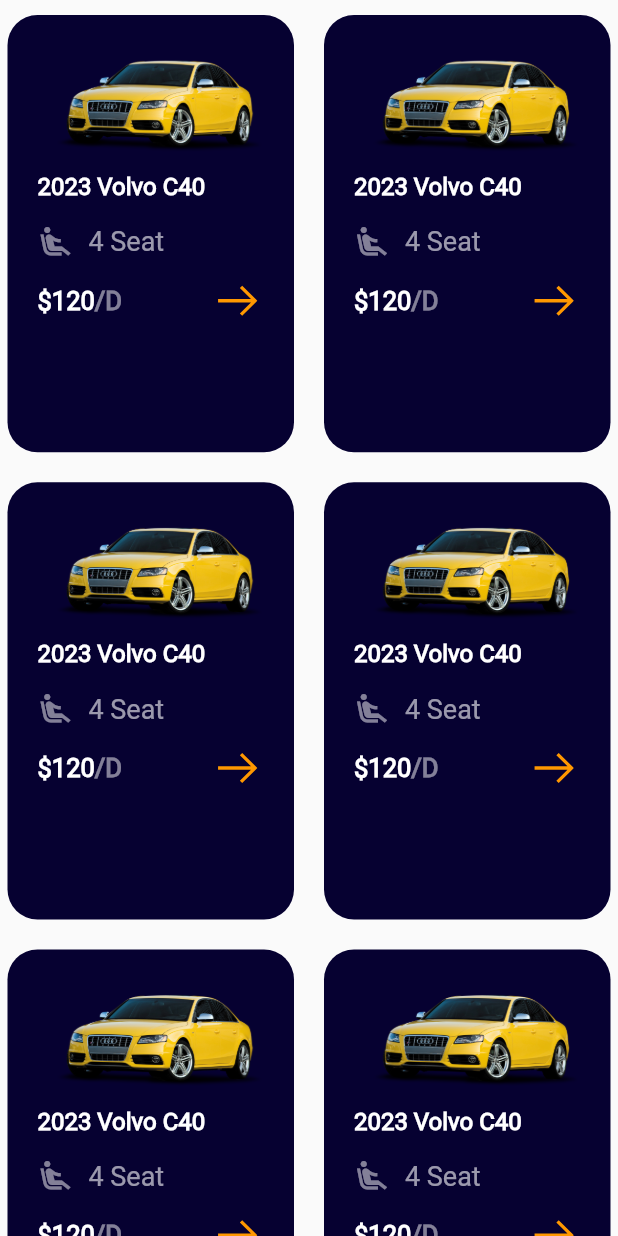
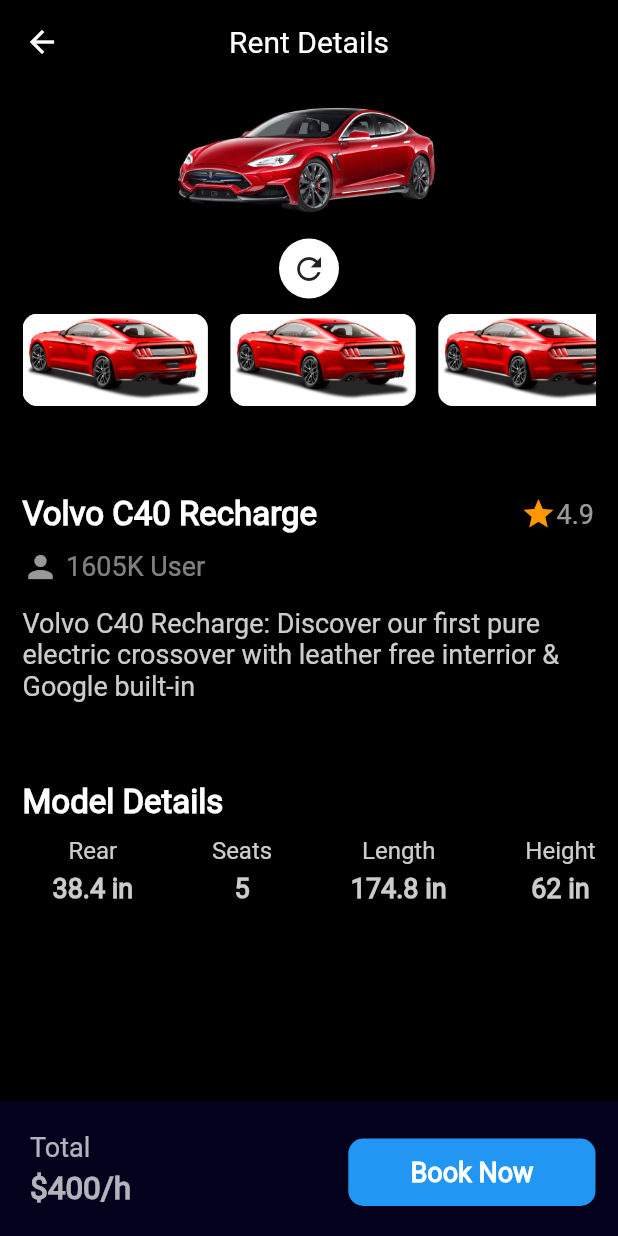
Before and after one commit to KerryMwai/automotiveapp, a Flutter app: the RentPage widget shown alone on an empty page, opened directly, after a tap on an icon or button, on a phone screen of 412 x 824 dp. Run offline on Flutter 3.47's test engine with Material 2 defaults, Android fonts, the light colour scheme and no system bars; our stand-ins replace line_icons.

Commit message:
Added rent detail page

```diff
--- /dev/null
+++ b/lib/pages/rent_detail_page.dart
@@ -0,0 +1,296 @@
+import 'package:automotiveapp/constants/colors.dart';
+import 'package:flutter/material.dart';
+
+class RentDetailPage extends StatefulWidget {
+  const RentDetailPage({super.key});
+
+  @override
+  State<RentDetailPage> createState() => _RentDetailPageState();
+}
+
+class _RentDetailPageState extends State<RentDetailPage> {
+  @override
+  Widget build(BuildContext context) {
+    Size size = MediaQuery.of(context).size;
+    return Scaffold(
+      backgroundColor: black,
+      appBar: AppBar(
+        backgroundColor: black,
+        elevation: 0.0,
+        title: const Text(
+          "Rent Details",
+          style: TextStyle(color: white),
+        ),
+        centerTitle: true,
+      ),
+      body: Container(
+        margin: const EdgeInsets.only(left: 15, right: 15),
+        child: SingleChildScrollView(
+          child: Column(
+            crossAxisAlignment: CrossAxisAlignment.start,
+            children: [
+              SizedBox(
+                height: size.height * 0.32,
+                width: size.width,
+                child: Column(children: [
+                  Container(
+                    width: size.width * 0.45,
+                    height: size.width * 0.25,
+                    decoration: BoxDecoration(
+                        borderRadius: BorderRadius.circular(10),
+                        image: const DecorationImage(
+                            image: AssetImage("assets/images/car40.png"))),
+                  ),
+                  Container(
+                    width: 40,
+                    height: 40,
+                    decoration: const BoxDecoration(
+                        color: white, shape: BoxShape.circle),
+                    child: const Center(child: Icon(Icons.refresh)),
+                  ),
+                  const SizedBox(
+                    height: 10,
+                  ),
+                  SingleChildScrollView(
+                    scrollDirection: Axis.horizontal,
+                    child: Row(
+                      children: List.generate(10, (index) {
+                        return Container(
+                          margin: const EdgeInsets.only(right: 15.0),
+                          width: size.width * 0.3,
+                          height: size.width * 0.15,
+                          decoration: BoxDecoration(
+                              color: white,
+                              borderRadius: BorderRadius.circular(10),
+                              image: const DecorationImage(
+                                  image:
+                                      AssetImage("assets/images/car21.png"))),
+                        );
+                      }),
+                    ),
+                  )
+                ]),
+              ),
+              const SizedBox(
+                height: 10,
+              ),
+              Row(
+                mainAxisAlignment: MainAxisAlignment.spaceBetween,
+                children: [
+                  const Text(
+                    "Volvo C40 Recharge",
+                    style: TextStyle(
+                        color: white,
+                        fontSize: 22,
+                        fontWeight: FontWeight.w600,
+                        fontFamily: "Roboto"),
+                  ),
+                  SizedBox(
+                    width: 50,
+                    child: Row(
+                      children: [
+                        const Icon(
+                          Icons.star,
+                          color: orange,
+                        ),
+                        Text(
+                          "4.9",
+                          style: TextStyle(
+                              color: white.withOpacity(0.6), fontSize: 18),
+                        )
+                      ],
+                    ),
+                  )
+                ],
+              ),
+              const SizedBox(
+                height: 10,
+              ),
+              Row(
+                children: [
+                  Icon(
+                    Icons.person,
+                    color: white.withOpacity(0.6),
+                  ),
+                  const SizedBox(
+                    width: 5,
+                  ),
+                  Text(
+                    "1605K User",
+                    style:
+                        TextStyle(color: white.withOpacity(0.5), fontSize: 18),
+                  )
+                ],
+              ),
+              const SizedBox(
+                height: 15,
+              ),
+              SizedBox(
+                height: size.height * 0.13,
+                child: Text(
+                  "Volvo C40 Recharge: Discover our first pure electric crossover with leather free interrior & Google built-in",
+                  style: TextStyle(fontSize: 18, color: white.withOpacity(0.8)),
+                ),
+              ),
+              const SizedBox(
+                height: 10,
+              ),
+              const Text(
+                "Model Details",
+                style: TextStyle(
+                    color: white,
+                    fontSize: 22,
+                    fontWeight: FontWeight.w600,
+                    fontFamily: "Roboto"),
+              ),
+              const SizedBox(
+                height: 10,
+              ),
+              Container(
+                margin: const EdgeInsets.only(left: 20),
+                child: Row(
+                  mainAxisAlignment: MainAxisAlignment.spaceBetween,
+                  children: [
+                    Column(
+                      children: [
+                        Text(
+                          "Rear",
+                          style: TextStyle(
+                            color: white.withOpacity(0.8),
+                            fontSize: 16,
+                          ),
+                        ),
+                        const SizedBox(
+                          height: 5,
+                        ),
+                        Text(
+                          "38.4 in",
+                          style: TextStyle(
+                              color: white.withOpacity(0.8),
+                              fontSize: 18,
+                              fontWeight: FontWeight.w600),
+                        ),
+                      ],
+                    ),
+                    Column(
+                      children: [
+                        Text(
+                          "Seats",
+                          style: TextStyle(
+                            color: white.withOpacity(0.8),
+                            fontSize: 16,
+                          ),
+                        ),
+                        const SizedBox(
+                          height: 5,
+                        ),
+                        Text(
+                          "5",
+                          style: TextStyle(
+                              color: white.withOpacity(0.8),
+                              fontSize: 18,
+                              fontWeight: FontWeight.w600),
+                        ),
+                      ],
+                    ),
+                    Column(
+                      children: [
+                        Text(
+                          "Length",
+                          style: TextStyle(
+                            color: white.withOpacity(0.8),
+                            fontSize: 16,
+                          ),
+                        ),
+                        const SizedBox(
+                          height: 5,
+                        ),
+                        Text(
+                          "174.8 in",
+                          style: TextStyle(
+                              color: white.withOpacity(0.8),
+                              fontSize: 18,
+                              fontWeight: FontWeight.w600),
+                        ),
+                      ],
+                    ),
+                    Column(
+                      children: [
+                        Text(
+                          "Height",
+                          style: TextStyle(
+                            color: white.withOpacity(0.8),
+                            fontSize: 16,
+                          ),
+                        ),
+                        const SizedBox(
+                          height: 5,
+                        ),
+                        Text(
+                          "62 in",
+                          style: TextStyle(
+                              color: white.withOpacity(0.8),
+                              fontSize: 18,
+                              fontWeight: FontWeight.w600),
+                        ),
+                      ],
+                    ),
+                  ],
+                ),
+              )
+            ],
+          ),
+        ),
+      ),
+      bottomNavigationBar: Container(
+        padding: const EdgeInsets.only(top: 20, left: 20, right: 15),
+        width: size.width,
+        height: 90,
+        color: blackfade.withOpacity(0.6),
+        child: Row(
+          mainAxisAlignment: MainAxisAlignment.spaceBetween,
+          children: [
+            Column(
+              crossAxisAlignment: CrossAxisAlignment.start,
+              children: [
+                Text(
+                  "Total",
+                  style: TextStyle(
+                    color: white.withOpacity(0.7),
+                    fontSize: 18,
+                  ),
+                ),
+                const SizedBox(
+                  height: 5,
+                ),
+                Text(
+                  "\$400/h",
+                  style: TextStyle(
+                      color: white.withOpacity(0.7),
+                      fontSize: 21,
+                      fontWeight: FontWeight.w600),
+                ),
+              ],
+            ),
+            Container(
+              margin:const EdgeInsets.only(bottom: 20, top: 5),
+              width: size.width * 0.4,
+              decoration: BoxDecoration(
+                  borderRadius: BorderRadius.circular(10), color: blue),
+              child: const Center(
+                child: Text(
+                  "Book Now",
+                  style: TextStyle(
+                      color: white,
+                      fontSize: 18,
+                      fontWeight: FontWeight.w600,
+                      fontFamily: "Roboto"),
+                ),
+              ),
+            )
+          ],
+        ),
+      ),
+    );
+  }
+}
--- a/lib/pages/tabs/rent.dart
+++ b/lib/pages/tabs/rent.dart
@@ -1,4 +1,5 @@
 import 'package:automotiveapp/constants/colors.dart';
+import 'package:automotiveapp/pages/rent_detail_page.dart';
 import 'package:flutter/material.dart';
 import 'package:line_icons/line_icons.dart';
 
@@ -42,7 +43,10 @@
                 const Text(
                   "2023 Volvo C40",
                   style: TextStyle(
-                      color: white, fontFamily: "Roboto", fontSize: 16, fontWeight: FontWeight.w600),
+                      color: white,
+                      fontFamily: "Roboto",
+                      fontSize: 16,
+                      fontWeight: FontWeight.w600),
                 ),
                 const SizedBox(
                   height: 15,
@@ -66,27 +70,36 @@
                 const SizedBox(
                   height: 10,
                 ),
-
                 Row(
                   mainAxisAlignment: MainAxisAlignment.spaceBetween,
-                  children:  [
+                  children: [
                     Row(
                       children: [
                         const Text(
                           "\$120",
                           style: TextStyle(
-                          color: white, fontFamily: "Roboto", fontSize: 17,fontWeight: FontWeight.w600),
+                              color: white,
+                              fontFamily: "Roboto",
+                              fontSize: 17,
+                              fontWeight: FontWeight.w600),
                         ),
                         Text(
                           "/D",
                           style: TextStyle(
-                          color: white.withOpacity(0.5), fontFamily: "Roboto", fontSize: 17,fontWeight: FontWeight.w600),
+                              color: white.withOpacity(0.5),
+                              fontFamily: "Roboto",
+                              fontSize: 17,
+                              fontWeight: FontWeight.w600),
                         ),
-
                       ],
                     ),
                     GestureDetector(
-                    onTap: (){},
+                      onTap: () {
+                        Navigator.push(
+                            context,
+                            MaterialPageRoute(
+                                builder: (context) => const RentDetailPage()));
+                      },
                       child: const Icon(
                         LineIcons.arrowRight,
                         size: 35,
```
Lines whose indentation alone changed are shown as unchanged.
